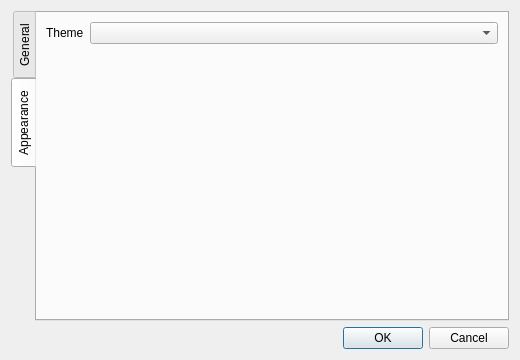
Qt form src/rqt_multiplot/PreferencesDialog.ui (samuelba/rqt_multiplot_plugin) before a commit.
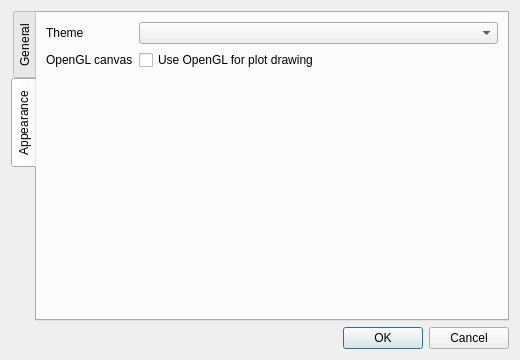
The same form after that commit. The open tabs and pages were chosen to show the change. Custom widgets are drawn as their Qt base class.

Commit message: support optional OpenGL canvas

The edit to the form file:
```diff
--- a/src/rqt_multiplot/PreferencesDialog.ui
+++ b/src/rqt_multiplot/PreferencesDialog.ui
@@ -51,6 +51,23 @@
        <item row="0" column="1">
         <widget class="QComboBox" name="comboTheme"/>
        </item>
+       <item row="1" column="0">
+        <widget class="QLabel" name="labelOpenGLCanvas">
+         <property name="text">
+          <string>OpenGL canvas</string>
+         </property>
+        </widget>
+       </item>
+       <item row="1" column="1">
+        <widget class="QCheckBox" name="checkOpenGLCanvas">
+         <property name="text">
+          <string>Use OpenGL for plot drawing</string>
+         </property>
+         <property name="checked">
+          <bool>false</bool>
+         </property>
+        </widget>
+       </item>
       </layout>
      </widget>
     </widget>
```
The commit also changes 29 other files.
